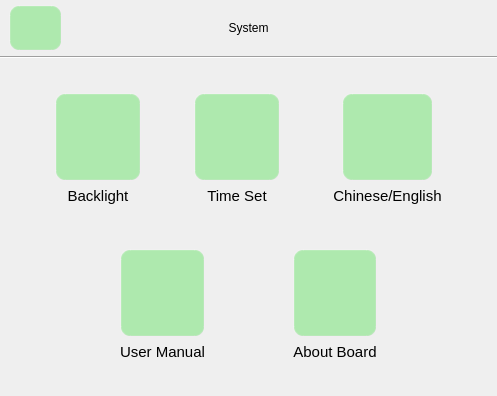
Qt form sys_setting.ui (jizizihe/baijie_demo) before a commit.
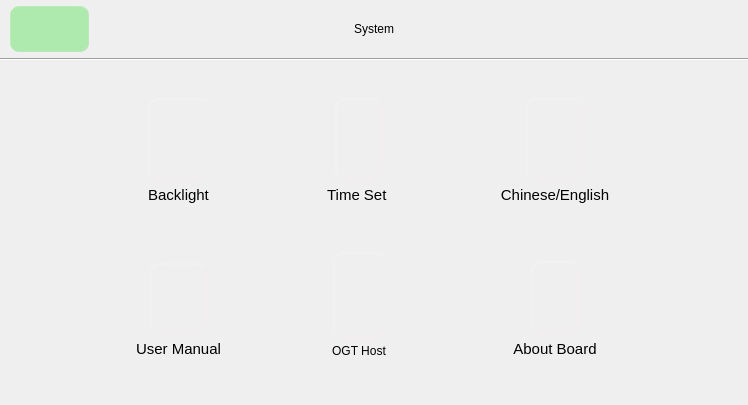
The same form after that commit. Icons and pictures are not drawn.

```diff
--- a/sys_setting.ui
+++ b/sys_setting.ui
@@ -6,8 +6,8 @@
    <rect>
     <x>0</x>
     <y>0</y>
-    <width>497</width>
-    <height>396</height>
+    <width>748</width>
+    <height>405</height>
    </rect>
   </property>
   <property name="sizePolicy">
@@ -31,17 +31,16 @@
 border-image: url(:/button_image/all/background.jpg);
 	border-image: url(:/button_image/all/background(1).png);
 }
-/****************按钮部件*******************/
 
 QPushButton{
-     background-color: rgba(100, 225, 100, 120);/*背景色*/
-     border-style: outset; /*边框样式*/
-     border-width:  2px;  /*边框宽度为4像素*/
-     border-radius: 10px; /*边框圆角半径*/
-     border-color: rgba(255, 225, 255, 30);/*边框颜色*/
-     color:rgba(0, 0, 0, 100);/*字体颜色*/
-     padding: 6px; /*填衬*/
-	outline: none; /*去掉按钮的虚线框*/
+     background-color: rgba(100, 225, 100, 120);
+     border-style: outset; 
+     border-width:  2px;  
+     border-radius: 10px; 
+     border-color: rgba(255, 225, 255, 30);
+     color:rgba(0, 0, 0, 100);
+     padding: 6px;
+	 outline: none; 
 }
 
 QPushButton:hover{ /*鼠标悬停在按钮上时*/
@@ -57,15 +56,17 @@
      color:rgba(0, 0, 0, 100);
 }
 
-/****************滑块部件*******************/
+QMessageBox {
+	background-image: url(:/button_image/all/background.jpg);
+	border:1px solid gray;
+}
 
-
-QSlider::handle:horizontal { /*水平滑块的手柄*/
+QSlider::handle:horizontal { 
         image: url(:/image/sliderHandle.png);
  }
 
-QSlider::sub-page:horizontal { /*水平滑块手柄以前的部分*/
-        border-image: url(:/image/slider.png);/*边框图片*/
+QSlider::sub-page:horizontal { 
+        border-image: url(:/image/slider.png);
  }</string>
   </property>
   <layout class="QGridLayout" name="gridLayout_6" rowstretch="1,0,6">
@@ -84,12 +85,137 @@
    <property name="spacing">
     <number>0</number>
    </property>
+   <item row="0" column="0">
+    <layout class="QHBoxLayout" name="horizontalLayout" stretch="1,2,3,2,1">
+     <property name="spacing">
+      <number>0</number>
+     </property>
+     <property name="leftMargin">
+      <number>9</number>
+     </property>
+     <property name="topMargin">
+      <number>5</number>
+     </property>
+     <property name="rightMargin">
+      <number>9</number>
+     </property>
+     <property name="bottomMargin">
+      <number>5</number>
+     </property>
+     <item>
+      <widget class="QPushButton" name="btn_ret">
+       <property name="sizePolicy">
+        <sizepolicy hsizetype="Minimum" vsizetype="Minimum">
+         <horstretch>0</horstretch>
+         <verstretch>0</verstretch>
+        </sizepolicy>
+       </property>
+       <property name="minimumSize">
+        <size>
+         <width>0</width>
+         <height>0</height>
+        </size>
+       </property>
+       <property name="maximumSize">
+        <size>
+         <width>16777215</width>
+         <height>16777215</height>
+        </size>
+       </property>
+       <property name="styleSheet">
+        <string notr="true"/>
+       </property>
+       <property name="text">
+        <string/>
+       </property>
+       <property name="icon">
+        <iconset resource="translation.qrc">
+         <normaloff>:/button_image/return.png</normaloff>:/button_image/return.png</iconset>
+       </property>
+       <property name="iconSize">
+        <size>
+         <width>32</width>
+         <height>32</height>
+        </size>
+       </property>
+      </widget>
+     </item>
+     <item>
+      <spacer name="horizontalSpacer_12">
+       <property name="orientation">
+        <enum>Qt::Horizontal</enum>
+       </property>
+       <property name="sizeHint" stdset="0">
+        <size>
+         <width>40</width>
+         <height>20</height>
+        </size>
+       </property>
+      </spacer>
+     </item>
+     <item>
+      <widget class="QLabel" name="lbl_system">
+       <property name="text">
+        <string>System</string>
+       </property>
+       <property name="alignment">
+        <set>Qt::AlignCenter</set>
+       </property>
+      </widget>
+     </item>
+     <item>
+      <spacer name="horizontalSpacer">
+       <property name="orientation">
+        <enum>Qt::Horizontal</enum>
+       </property>
+       <property name="sizeHint" stdset="0">
+        <size>
+         <width>40</width>
+         <height>20</height>
+        </size>
+       </property>
+      </spacer>
+     </item>
+     <item>
+      <spacer name="horizontalSpacer_11">
+       <property name="orientation">
+        <enum>Qt::Horizontal</enum>
+       </property>
+       <property name="sizeHint" stdset="0">
+        <size>
+         <width>40</width>
+         <height>20</height>
+        </size>
+       </property>
+      </spacer>
+     </item>
+    </layout>
+   </item>
+   <item row="1" column="0">
+    <widget class="Line" name="line">
+     <property name="minimumSize">
+      <size>
+       <width>1200</width>
+       <height>0</height>
+      </size>
+     </property>
+     <property name="maximumSize">
+      <size>
+       <width>16777215</width>
+       <height>2</height>
+      </size>
+     </property>
+     <property name="styleSheet">
+      <string notr="true"/>
+     </property>
+     <property name="orientation">
+      <enum>Qt::Horizontal</enum>
+     </property>
+    </widget>
+   </item>
    <item row="2" column="0">
     <widget class="QWidget" name="widget_6" native="true">
-     <layout class="QVBoxLayout" name="verticalLayout" stretch="2,10,2,10,2">
-      <property name="spacing">
-       <number>0</number>
-      </property>
+     <layout class="QGridLayout" name="gridLayout_10">
       <property name="leftMargin">
        <number>0</number>
       </property>
@@ -100,6 +226,14 @@
        <number>0</number>
       </property>
       <property name="bottomMargin">
+       <number>0</number>
+      </property>
+      <property name="spacing">
+       <number>0</number>
+      </property>
+      <item row="0" column="0">
+       <layout class="QVBoxLayout" name="verticalLayout_8" stretch="1,7,1">
+        <property name="spacing">
        <number>0</number>
       </property>
       <item>
@@ -116,20 +250,25 @@
        </spacer>
       </item>
       <item>
-       <layout class="QHBoxLayout" name="horizontalLayout_2" stretch="4,9,3,9,3,9,4">
+         <layout class="QHBoxLayout" name="horizontalLayout_2" stretch="3,1,2,1,2,1,3">
         <item>
-         <spacer name="horizontalSpacer_4">
+           <spacer name="horizontalSpacer_7">
           <property name="orientation">
            <enum>Qt::Horizontal</enum>
           </property>
           <property name="sizeHint" stdset="0">
            <size>
-            <width>40</width>
-            <height>20</height>
+              <width>30</width>
+              <height>74</height>
            </size>
           </property>
          </spacer>
         </item>
+          <item>
+           <layout class="QVBoxLayout" name="verticalLayout_4" stretch="3,1,3">
+            <property name="spacing">
+             <number>0</number>
+            </property>
         <item>
          <widget class="QWidget" name="widget" native="true">
           <property name="sizePolicy">
@@ -150,13 +289,58 @@
             <height>16777215</height>
            </size>
           </property>
+              <layout class="QGridLayout" name="gridLayout_8">
+               <property name="topMargin">
+                <number>0</number>
+               </property>
+               <item row="0" column="0">
           <layout class="QGridLayout" name="gridLayout">
-           <property name="verticalSpacing">
-            <number>6</number>
-           </property>
-           <item row="1" column="0" colspan="2">
-            <widget class="QLabel" name="label_30">
+                 <property name="leftMargin">
+                  <number>12</number>
+                 </property>
+                 <property name="topMargin">
+                  <number>0</number>
+                 </property>
+                 <property name="rightMargin">
+                  <number>12</number>
+                 </property>
+                 <property name="bottomMargin">
+                  <number>0</number>
+                 </property>
+                 <item row="0" column="0" rowspan="2" colspan="2">
+                  <widget class="QPushButton" name="btn_backlight">
              <property name="sizePolicy">
+                    <sizepolicy hsizetype="Minimum" vsizetype="Minimum">
+                     <horstretch>0</horstretch>
+                     <verstretch>0</verstretch>
+                    </sizepolicy>
+                   </property>
+                   <property name="minimumSize">
+                    <size>
+                     <width>0</width>
+                     <height>0</height>
+                    </size>
+                   </property>
+                   <property name="styleSheet">
+                    <string notr="true">background-color:transparent;
+border-image: url(:/button_image/Backlight:.svg);</string>
+                   </property>
+                   <property name="text">
+                    <string/>
+                   </property>
+                   <property name="iconSize">
+                    <size>
+                     <width>64</width>
+                     <height>64</height>
+                    </size>
+                   </property>
+                  </widget>
+                 </item>
+                </layout>
+               </item>
+               <item row="1" column="0">
+                <widget class="QLabel" name="lbl_backlight">
+                 <property name="sizePolicy">
               <sizepolicy hsizetype="Preferred" vsizetype="Fixed">
                <horstretch>0</horstretch>
                <verstretch>0</verstretch>
@@ -174,15 +358,31 @@
               </font>
              </property>
              <property name="text">
-              <string>Backlight</string>
+                  <string> Backlight </string>
              </property>
              <property name="alignment">
               <set>Qt::AlignCenter</set>
              </property>
             </widget>
            </item>
-           <item row="0" column="0" colspan="2">
-            <widget class="QPushButton" name="backlight">
+              </layout>
+             </widget>
+            </item>
+            <item>
+             <spacer name="verticalSpacer_4">
+              <property name="orientation">
+               <enum>Qt::Vertical</enum>
+              </property>
+              <property name="sizeHint" stdset="0">
+               <size>
+                <width>20</width>
+                <height>40</height>
+               </size>
+              </property>
+             </spacer>
+            </item>
+            <item>
+             <widget class="QWidget" name="widget_4" native="true">
              <property name="sizePolicy">
               <sizepolicy hsizetype="Minimum" vsizetype="Minimum">
                <horstretch>0</horstretch>
@@ -195,8 +395,56 @@
                <height>0</height>
               </size>
              </property>
+              <property name="maximumSize">
+               <size>
+                <width>16777215</width>
+                <height>16777215</height>
+               </size>
+              </property>
+              <layout class="QVBoxLayout" name="verticalLayout_3">
+               <item>
+                <layout class="QGridLayout" name="gridLayout_4">
+                 <property name="leftMargin">
+                  <number>14</number>
+                 </property>
+                 <property name="topMargin">
+                  <number>2</number>
+                 </property>
+                 <property name="rightMargin">
+                  <number>14</number>
+                 </property>
+                 <property name="bottomMargin">
+                  <number>2</number>
+                 </property>
+                 <property name="spacing">
+                  <number>0</number>
+                 </property>
+                 <item row="0" column="0">
+                  <widget class="QPushButton" name="btn_user">
+                   <property name="enabled">
+                    <bool>true</bool>
+                   </property>
+                   <property name="sizePolicy">
+                    <sizepolicy hsizetype="Minimum" vsizetype="Minimum">
+                     <horstretch>0</horstretch>
+                     <verstretch>0</verstretch>
+                    </sizepolicy>
+                   </property>
+                   <property name="minimumSize">
+                    <size>
+                     <width>0</width>
+                     <height>0</height>
+                    </size>
+                   </property>
+                   <property name="maximumSize">
+                    <size>
+                     <width>16777215</width>
+                     <height>16777215</height>
+                    </size>
+                   </property>
              <property name="styleSheet">
-              <string notr="true"/>
+                    <string notr="true">background-color:transparent;
+border-image: url(:/button_image/manual.svg);</string>
              </property>
              <property name="text">
               <string/>
@@ -214,21 +462,57 @@
             </widget>
            </item>
           </layout>
-         </widget>
-        </item>
+               </item>
+               <item>
+                <widget class="QLabel" name="lbl_userManual">
+                 <property name="sizePolicy">
+                  <sizepolicy hsizetype="Preferred" vsizetype="Fixed">
+                   <horstretch>0</horstretch>
+                   <verstretch>0</verstretch>
+                  </sizepolicy>
+                 </property>
+                 <property name="minimumSize">
+                  <size>
+                   <width>0</width>
+                   <height>0</height>
+                  </size>
+                 </property>
+                 <property name="font">
+                  <font>
+                   <pointsize>11</pointsize>
+                  </font>
+                 </property>
+                 <property name="text">
+                  <string>User Manual</string>
+                 </property>
+                 <property name="alignment">
+                  <set>Qt::AlignCenter</set>
+                 </property>
+                </widget>
+               </item>
+              </layout>
+             </widget>
+            </item>
+           </layout>
+          </item>
         <item>
-         <spacer name="horizontalSpacer_2">
+           <spacer name="horizontalSpacer_6">
           <property name="orientation">
            <enum>Qt::Horizontal</enum>
           </property>
           <property name="sizeHint" stdset="0">
            <size>
-            <width>40</width>
-            <height>20</height>
+              <width>31</width>
+              <height>17</height>
            </size>
           </property>
          </spacer>
         </item>
+          <item>
+           <layout class="QVBoxLayout" name="verticalLayout_6" stretch="3,1,3">
+            <property name="spacing">
+             <number>0</number>
+            </property>
         <item>
          <widget class="QWidget" name="widget_2" native="true">
           <property name="sizePolicy">
@@ -249,39 +533,20 @@
             <height>16777215</height>
            </size>
           </property>
-          <layout class="QGridLayout" name="gridLayout_2" rowstretch="0,0">
-           <property name="verticalSpacing">
-            <number>6</number>
-           </property>
-           <item row="1" column="0">
-            <widget class="QLabel" name="label_29">
-             <property name="sizePolicy">
-              <sizepolicy hsizetype="Preferred" vsizetype="Fixed">
-               <horstretch>0</horstretch>
-               <verstretch>0</verstretch>
-              </sizepolicy>
-             </property>
-             <property name="minimumSize">
-              <size>
-               <width>0</width>
-               <height>0</height>
-              </size>
-             </property>
-             <property name="font">
-              <font>
-               <pointsize>11</pointsize>
-              </font>
-             </property>
-             <property name="text">
-              <string>Time Set</string>
-             </property>
-             <property name="alignment">
-              <set>Qt::AlignCenter</set>
-             </property>
-            </widget>
-           </item>
+              <layout class="QGridLayout" name="gridLayout_7">
+               <property name="topMargin">
+                <number>0</number>
+               </property>
            <item row="0" column="0">
-            <widget class="QPushButton" name="rtc">
+                <layout class="QGridLayout" name="gridLayout_2">
+                 <property name="leftMargin">
+                  <number>12</number>
+                 </property>
+                 <property name="rightMargin">
+                  <number>12</number>
+                 </property>
+                 <item row="0" column="0" rowspan="2" colspan="2">
+                  <widget class="QPushButton" name="btn_RTC">
              <property name="sizePolicy">
               <sizepolicy hsizetype="Minimum" vsizetype="Minimum">
                <horstretch>0</horstretch>
@@ -301,7 +566,8 @@
               </size>
              </property>
              <property name="styleSheet">
-              <string notr="true"/>
+                    <string notr="true"> background-color:transparent;
+ border-image: url(:/button_image/timeset.svg);</string>
              </property>
              <property name="text">
               <string/>
@@ -319,10 +585,130 @@
             </widget>
            </item>
           </layout>
-         </widget>
-        </item>
+               </item>
+               <item row="1" column="0">
+                <widget class="QLabel" name="lbl_timeSet">
+                 <property name="sizePolicy">
+                  <sizepolicy hsizetype="Preferred" vsizetype="Fixed">
+                   <horstretch>0</horstretch>
+                   <verstretch>0</verstretch>
+                  </sizepolicy>
+                 </property>
+                 <property name="minimumSize">
+                  <size>
+                   <width>0</width>
+                   <height>0</height>
+                  </size>
+                 </property>
+                 <property name="font">
+                  <font>
+                   <pointsize>11</pointsize>
+                  </font>
+                 </property>
+                 <property name="text">
+                  <string> Time Set  </string>
+                 </property>
+                 <property name="alignment">
+                  <set>Qt::AlignCenter</set>
+                 </property>
+                </widget>
+               </item>
+              </layout>
+             </widget>
+            </item>
         <item>
-         <spacer name="horizontalSpacer_3">
+             <spacer name="verticalSpacer_3">
+              <property name="orientation">
+               <enum>Qt::Vertical</enum>
+              </property>
+              <property name="sizeHint" stdset="0">
+               <size>
+                <width>20</width>
+                <height>40</height>
+               </size>
+              </property>
+             </spacer>
+            </item>
+            <item>
+             <widget class="QWidget" name="widget_8" native="true">
+              <property name="sizePolicy">
+               <sizepolicy hsizetype="Minimum" vsizetype="Minimum">
+                <horstretch>0</horstretch>
+                <verstretch>0</verstretch>
+               </sizepolicy>
+              </property>
+              <property name="minimumSize">
+               <size>
+                <width>0</width>
+                <height>0</height>
+               </size>
+              </property>
+              <layout class="QVBoxLayout" name="verticalLayout_5">
+               <property name="topMargin">
+                <number>0</number>
+               </property>
+               <item>
+                <layout class="QGridLayout" name="gridLayout_9" columnstretch="2">
+                 <property name="leftMargin">
+                  <number>10</number>
+                 </property>
+                 <property name="topMargin">
+                  <number>0</number>
+                 </property>
+                 <property name="rightMargin">
+                  <number>10</number>
+                 </property>
+                 <property name="bottomMargin">
+                  <number>0</number>
+                 </property>
+                 <property name="spacing">
+                  <number>0</number>
+                 </property>
+                 <item row="0" column="0">
+                  <widget class="QPushButton" name="btn_OTGHost">
+                   <property name="sizePolicy">
+                    <sizepolicy hsizetype="Minimum" vsizetype="Minimum">
+                     <horstretch>0</horstretch>
+                     <verstretch>0</verstretch>
+                    </sizepolicy>
+                   </property>
+                   <property name="styleSheet">
+                    <string notr="true">border-image: url(:/button_image/otg.svg);
+background-color:transparent;</string>
+                   </property>
+                  </widget>
+                 </item>
+                </layout>
+               </item>
+               <item>
+                <widget class="QLabel" name="lbl_OGT">
+                 <property name="sizePolicy">
+                  <sizepolicy hsizetype="Preferred" vsizetype="Fixed">
+                   <horstretch>0</horstretch>
+                   <verstretch>0</verstretch>
+                  </sizepolicy>
+                 </property>
+                 <property name="minimumSize">
+                  <size>
+                   <width>0</width>
+                   <height>0</height>
+                  </size>
+                 </property>
+                 <property name="text">
+                  <string>OGT Host</string>
+                 </property>
+                 <property name="alignment">
+                  <set>Qt::AlignCenter</set>
+                 </property>
+                </widget>
+               </item>
+              </layout>
+             </widget>
+            </item>
+           </layout>
+          </item>
+          <item>
+           <spacer name="horizontalSpacer_10">
           <property name="orientation">
            <enum>Qt::Horizontal</enum>
           </property>
@@ -334,6 +720,11 @@
           </property>
          </spacer>
         </item>
+          <item>
+           <layout class="QVBoxLayout" name="verticalLayout_7" stretch="3,1,3">
+            <property name="spacing">
+             <number>0</number>
+            </property>
         <item>
          <widget class="QWidget" name="widget_3" native="true">
           <property name="sizePolicy">
@@ -355,6 +746,9 @@
            </size>
           </property>
           <layout class="QVBoxLayout" name="verticalLayout_2">
+               <property name="topMargin">
+                <number>0</number>
+               </property>
            <property name="bottomMargin">
             <number>9</number>
            </property>
@@ -362,13 +756,13 @@
             <widget class="QWidget" name="widget_7" native="true">
              <layout class="QGridLayout" name="gridLayout_3">
               <property name="leftMargin">
-               <number>9</number>
+                   <number>28</number>
               </property>
               <property name="topMargin">
                <number>0</number>
               </property>
               <property name="rightMargin">
-               <number>9</number>
+                   <number>28</number>
               </property>
               <property name="bottomMargin">
                <number>0</number>
@@ -394,7 +788,8 @@
                  </size>
                 </property>
                 <property name="styleSheet">
-                 <string notr="true"/>
+                     <string notr="true">border-image: url(:/button_image/cn.svg);
+background-color:transparent;</string>
                 </property>
                 <property name="text">
                  <string/>
@@ -439,162 +834,14 @@
          </widget>
         </item>
         <item>
-         <spacer name="horizontalSpacer_5">
-          <property name="orientation">
-           <enum>Qt::Horizontal</enum>
-          </property>
-          <property name="sizeHint" stdset="0">
-           <size>
-            <width>40</width>
-            <height>20</height>
-           </size>
-          </property>
-         </spacer>
-        </item>
-       </layout>
-      </item>
-      <item>
-       <spacer name="verticalSpacer_3">
+             <spacer name="verticalSpacer_5">
         <property name="orientation">
          <enum>Qt::Vertical</enum>
         </property>
         <property name="sizeHint" stdset="0">
          <size>
-          <width>697</width>
-          <height>32</height>
-         </size>
-        </property>
-       </spacer>
-      </item>
-      <item>
-       <layout class="QHBoxLayout" name="horizontalLayout_3" stretch="4,4,7,5,7,4,4">
-        <item>
-         <spacer name="horizontalSpacer_7">
-          <property name="orientation">
-           <enum>Qt::Horizontal</enum>
-          </property>
-          <property name="sizeHint" stdset="0">
-           <size>
-            <width>37</width>
-            <height>77</height>
-           </size>
-          </property>
-         </spacer>
-        </item>
-        <item>
-         <spacer name="horizontalSpacer_9">
-          <property name="orientation">
-           <enum>Qt::Horizontal</enum>
-          </property>
-          <property name="sizeHint" stdset="0">
-           <size>
-            <width>40</width>
-            <height>20</height>
-           </size>
-          </property>
-         </spacer>
-        </item>
-        <item>
-         <widget class="QWidget" name="widget_4" native="true">
-          <property name="sizePolicy">
-           <sizepolicy hsizetype="Minimum" vsizetype="Minimum">
-            <horstretch>0</horstretch>
-            <verstretch>0</verstretch>
-           </sizepolicy>
-          </property>
-          <property name="minimumSize">
-           <size>
-            <width>0</width>
-            <height>0</height>
-           </size>
-          </property>
-          <property name="maximumSize">
-           <size>
-            <width>16777215</width>
-            <height>16777215</height>
-           </size>
-          </property>
-          <layout class="QGridLayout" name="gridLayout_4">
-           <item row="1" column="0">
-            <widget class="QLabel" name="label_key_8">
-             <property name="sizePolicy">
-              <sizepolicy hsizetype="Preferred" vsizetype="Fixed">
-               <horstretch>0</horstretch>
-               <verstretch>0</verstretch>
-              </sizepolicy>
-             </property>
-             <property name="minimumSize">
-              <size>
-               <width>0</width>
-               <height>17</height>
-              </size>
-             </property>
-             <property name="font">
-              <font>
-               <pointsize>11</pointsize>
-              </font>
-             </property>
-             <property name="text">
-              <string>User Manual</string>
-             </property>
-             <property name="alignment">
-              <set>Qt::AlignCenter</set>
-             </property>
-            </widget>
-           </item>
-           <item row="0" column="0">
-            <widget class="QPushButton" name="user">
-             <property name="enabled">
-              <bool>true</bool>
-             </property>
-             <property name="sizePolicy">
-              <sizepolicy hsizetype="Minimum" vsizetype="Minimum">
-               <horstretch>0</horstretch>
-               <verstretch>0</verstretch>
-              </sizepolicy>
-             </property>
-             <property name="minimumSize">
-              <size>
-               <width>0</width>
-               <height>0</height>
-              </size>
-             </property>
-             <property name="maximumSize">
-              <size>
-               <width>16777215</width>
-               <height>16777215</height>
-              </size>
-             </property>
-             <property name="styleSheet">
-              <string notr="true"/>
-             </property>
-             <property name="text">
-              <string/>
-             </property>
-             <property name="icon">
-              <iconset resource="translation.qrc">
-               <normaloff>:/button_image/user_manual.png</normaloff>:/button_image/user_manual.png</iconset>
-             </property>
-             <property name="iconSize">
-              <size>
-               <width>64</width>
-               <height>64</height>
-              </size>
-             </property>
-            </widget>
-           </item>
-          </layout>
-         </widget>
-        </item>
-        <item>
-         <spacer name="horizontalSpacer_6">
-          <property name="orientation">
-           <enum>Qt::Horizontal</enum>
-          </property>
-          <property name="sizeHint" stdset="0">
-           <size>
-            <width>40</width>
-            <height>20</height>
+                <width>20</width>
+                <height>40</height>
            </size>
           </property>
          </spacer>
@@ -619,9 +866,66 @@
             <height>16777215</height>
            </size>
           </property>
+              <layout class="QVBoxLayout" name="verticalLayout">
+               <item>
           <layout class="QGridLayout" name="gridLayout_5">
-           <item row="1" column="0">
-            <widget class="QLabel" name="label_key_6">
+                 <property name="leftMargin">
+                  <number>33</number>
+                 </property>
+                 <property name="topMargin">
+                  <number>0</number>
+                 </property>
+                 <property name="rightMargin">
+                  <number>33</number>
+                 </property>
+                 <property name="bottomMargin">
+                  <number>2</number>
+                 </property>
+                 <property name="spacing">
+                  <number>0</number>
+                 </property>
+                 <item row="0" column="0" colspan="2">
+                  <widget class="QPushButton" name="btn_about">
+                   <property name="enabled">
+                    <bool>true</bool>
+                   </property>
+                   <property name="sizePolicy">
+                    <sizepolicy hsizetype="Minimum" vsizetype="Minimum">
+                     <horstretch>0</horstretch>
+                     <verstretch>0</verstretch>
+                    </sizepolicy>
+                   </property>
+                   <property name="minimumSize">
+                    <size>
+                     <width>0</width>
+                     <height>0</height>
+                    </size>
+                   </property>
+                   <property name="maximumSize">
+                    <size>
+                     <width>16777215</width>
+                     <height>16777215</height>
+                    </size>
+                   </property>
+                   <property name="styleSheet">
+                    <string notr="true">border-image: url(:/button_image/about.svg);
+background-color:transparent;</string>
+                   </property>
+                   <property name="text">
+                    <string/>
+                   </property>
+                   <property name="iconSize">
+                    <size>
+                     <width>64</width>
+                     <height>64</height>
+                    </size>
+                   </property>
+                  </widget>
+                 </item>
+                </layout>
+               </item>
+               <item>
+                <widget class="QLabel" name="lbl_aboutBoard">
              <property name="sizePolicy">
               <sizepolicy hsizetype="Preferred" vsizetype="Fixed">
                <horstretch>0</horstretch>
@@ -647,62 +951,10 @@
              </property>
             </widget>
            </item>
-           <item row="0" column="0">
-            <widget class="QPushButton" name="about">
-             <property name="enabled">
-              <bool>true</bool>
-             </property>
-             <property name="sizePolicy">
-              <sizepolicy hsizetype="Minimum" vsizetype="Minimum">
-               <horstretch>0</horstretch>
-               <verstretch>0</verstretch>
-              </sizepolicy>
-             </property>
-             <property name="minimumSize">
-              <size>
-               <width>0</width>
-               <height>0</height>
-              </size>
-             </property>
-             <property name="maximumSize">
-              <size>
-               <width>16777215</width>
-               <height>16777215</height>
-              </size>
-             </property>
-             <property name="styleSheet">
-              <string notr="true"/>
-             </property>
-             <property name="text">
-              <string/>
-             </property>
-             <property name="icon">
-              <iconset resource="translation.qrc">
-               <normaloff>:/button_image/about.png</normaloff>:/button_image/about.png</iconset>
-             </property>
-             <property name="iconSize">
-              <size>
-               <width>64</width>
-               <height>64</height>
-              </size>
-             </property>
-            </widget>
-           </item>
           </layout>
          </widget>
         </item>
-        <item>
-         <spacer name="horizontalSpacer_10">
-          <property name="orientation">
-           <enum>Qt::Horizontal</enum>
-          </property>
-          <property name="sizeHint" stdset="0">
-           <size>
-            <width>40</width>
-            <height>20</height>
-           </size>
-          </property>
-         </spacer>
+           </layout>
         </item>
         <item>
          <spacer name="horizontalSpacer_8">
@@ -726,141 +978,15 @@
         </property>
         <property name="sizeHint" stdset="0">
          <size>
-          <width>20</width>
-          <height>55</height>
+            <width>774</width>
+            <height>27</height>
          </size>
         </property>
        </spacer>
       </item>
      </layout>
-    </widget>
-   </item>
-   <item row="0" column="0">
-    <layout class="QHBoxLayout" name="horizontalLayout" stretch="1,2,3,2,1">
-     <property name="spacing">
-      <number>0</number>
-     </property>
-     <property name="leftMargin">
-      <number>9</number>
-     </property>
-     <property name="topMargin">
-      <number>5</number>
-     </property>
-     <property name="rightMargin">
-      <number>9</number>
-     </property>
-     <property name="bottomMargin">
-      <number>5</number>
-     </property>
-     <item>
-      <widget class="QPushButton" name="return_2">
-       <property name="sizePolicy">
-        <sizepolicy hsizetype="Minimum" vsizetype="Minimum">
-         <horstretch>0</horstretch>
-         <verstretch>0</verstretch>
-        </sizepolicy>
-       </property>
-       <property name="minimumSize">
-        <size>
-         <width>0</width>
-         <height>0</height>
-        </size>
-       </property>
-       <property name="maximumSize">
-        <size>
-         <width>16777215</width>
-         <height>16777215</height>
-        </size>
-       </property>
-       <property name="styleSheet">
-        <string notr="true"/>
-       </property>
-       <property name="text">
-        <string/>
-       </property>
-       <property name="icon">
-        <iconset resource="translation.qrc">
-         <normaloff>:/button_image/return.png</normaloff>:/button_image/return.png</iconset>
-       </property>
-       <property name="iconSize">
-        <size>
-         <width>32</width>
-         <height>32</height>
-        </size>
-       </property>
-      </widget>
-     </item>
-     <item>
-      <spacer name="horizontalSpacer_12">
-       <property name="orientation">
-        <enum>Qt::Horizontal</enum>
-       </property>
-       <property name="sizeHint" stdset="0">
-        <size>
-         <width>40</width>
-         <height>20</height>
-        </size>
-       </property>
-      </spacer>
-     </item>
-     <item>
-      <widget class="QLabel" name="label">
-       <property name="text">
-        <string>System</string>
-       </property>
-       <property name="alignment">
-        <set>Qt::AlignCenter</set>
-       </property>
-      </widget>
-     </item>
-     <item>
-      <spacer name="horizontalSpacer">
-       <property name="orientation">
-        <enum>Qt::Horizontal</enum>
-       </property>
-       <property name="sizeHint" stdset="0">
-        <size>
-         <width>40</width>
-         <height>20</height>
-        </size>
-       </property>
-      </spacer>
-     </item>
-     <item>
-      <spacer name="horizontalSpacer_11">
-       <property name="orientation">
-        <enum>Qt::Horizontal</enum>
-       </property>
-       <property name="sizeHint" stdset="0">
-        <size>
-         <width>40</width>
-         <height>20</height>
-        </size>
-       </property>
-      </spacer>
-     </item>
-    </layout>
-   </item>
-   <item row="1" column="0">
-    <widget class="Line" name="line">
-     <property name="minimumSize">
-      <size>
-       <width>1200</width>
-       <height>0</height>
-      </size>
-     </property>
-     <property name="maximumSize">
-      <size>
-       <width>16777215</width>
-       <height>2</height>
-      </size>
-     </property>
-     <property name="styleSheet">
-      <string notr="true"/>
-     </property>
-     <property name="orientation">
-      <enum>Qt::Horizontal</enum>
-     </property>
+      </item>
+     </layout>
     </widget>
    </item>
   </layout>
```
Left out of the diff: 22 changed lines with no effect on the pictures. Lines whose indentation alone changed are shown as unchanged.
